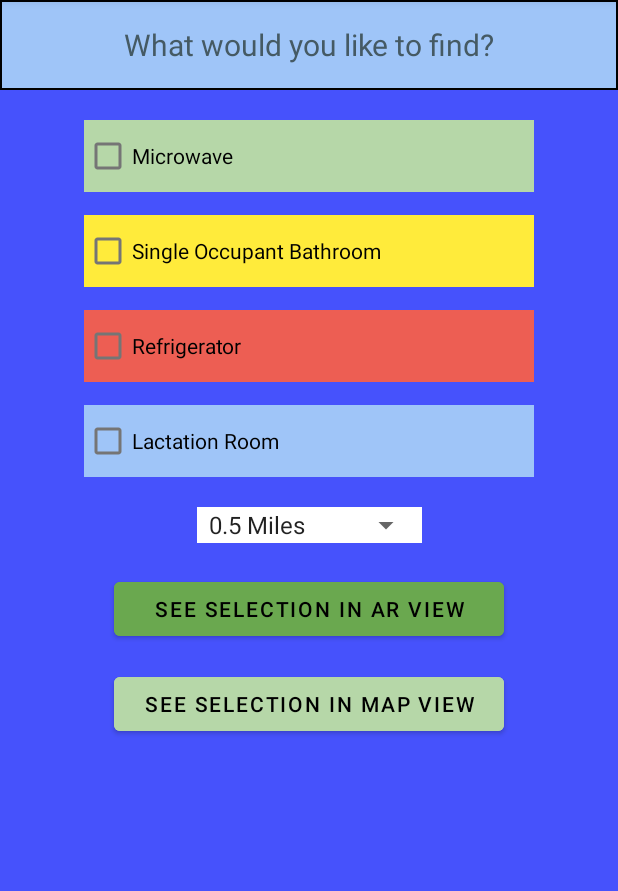
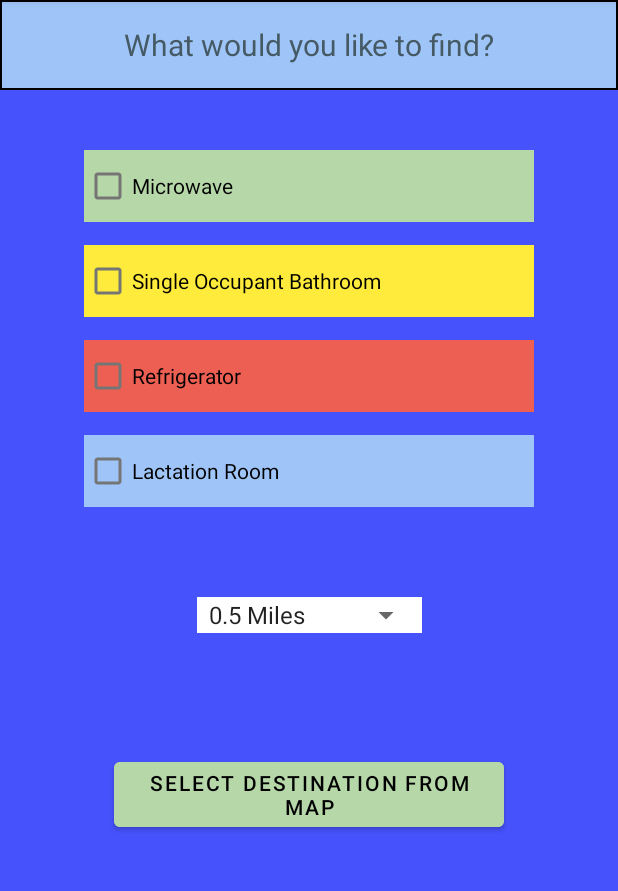
Before and after one commit to smoonUW/HelpMeFind, an Android app: the screen it shows after launch (FilterSearch), on a phone screen of 412 x 824 dp, the part 84-975 px from its top. Run offline under Robolectric (Android 15) with nearby library versions, the light colour scheme and no system bars.

Commit message:
Removed ARVerbose, added intent to send selected resource to ARSelected

```diff
--- a/app/src/main/AndroidManifest.xml
+++ b/app/src/main/AndroidManifest.xml
@@ -38,9 +38,6 @@
             android:name=".ARSelected"
             android:exported="true" />
         <activity
-            android:name=".ARVerbose"
-            android:exported="true" />
-        <activity
             android:name=".Feedback"
             android:exported="true" />
         <activity
--- a/app/src/main/res/layout/activity_filter_search.xml
+++ b/app/src/main/res/layout/activity_filter_search.xml
@@ -39,10 +39,10 @@
         android:id="@+id/microwaveCheckBox"
         android:layout_width="300dp"
         android:layout_height="wrap_content"
-        android:layout_marginTop="20dp"
+        android:layout_marginTop="40dp"
         android:background="#b6d7a8"
+        android:checked="false"
         android:text="Microwave"
-        android:checked="false"
         android:textColor="@color/black"
         app:layout_constraintEnd_toEndOf="parent"
         app:layout_constraintStart_toStartOf="parent"
@@ -96,7 +96,7 @@
         android:id="@+id/relativeLayout"
         android:layout_width="wrap_content"
         android:layout_height="wrap_content"
-        android:layout_marginTop="20dp"
+        android:layout_marginTop="60dp"
         android:background="@color/white"
         app:layout_constraintEnd_toEndOf="parent"
         app:layout_constraintStart_toStartOf="parent"
@@ -110,30 +110,17 @@
     </RelativeLayout>
 
     <Button
-        android:id="@+id/selectARViewButton"
+        android:id="@+id/selectMapViewButton"
         android:layout_width="260dp"
         android:layout_height="wrap_content"
-        android:layout_marginTop="20dp"
-        android:backgroundTint="#6aa84f"
-        android:text="See selection in AR view"
+        android:layout_marginTop="80dp"
+        android:backgroundTint="#b6d7a8"
+        android:onClick="goToMapView"
+        android:text="Select Destination from Map"
         android:textColor="#000000"
-        android:onClick="goToARView"
         app:layout_constraintEnd_toEndOf="parent"
         app:layout_constraintStart_toStartOf="parent"
         app:layout_constraintTop_toBottomOf="@+id/relativeLayout" />
 
-    <Button
-        android:id="@+id/selectMapViewButton"
-        android:layout_width="260dp"
-        android:layout_height="wrap_content"
-        android:layout_marginTop="15dp"
-        android:backgroundTint="#b6d7a8"
-        android:text="See selection in map view"
-        android:textColor="#000000"
-        android:onClick="goToMapView"
-        app:layout_constraintEnd_toEndOf="parent"
-        app:layout_constraintStart_toStartOf="parent"
-        app:layout_constraintTop_toBottomOf="@+id/selectARViewButton" />
-
 
 </androidx.constraintlayout.widget.ConstraintLayout>
```
Also changed, not shown: app/src/main/java/com/example/helpmefind/ARVerbose.java (deleted, +0 -51 lines), app/src/main/java/com/example/helpmefind/FilterSearch.java (+0 -11 lines), app/src/main/java/com/example/helpmefind/MapView.java (+8 -1 lines), app/src/main/res/layout/activity_arverbose.xml (deleted, +0 -17 lines).
